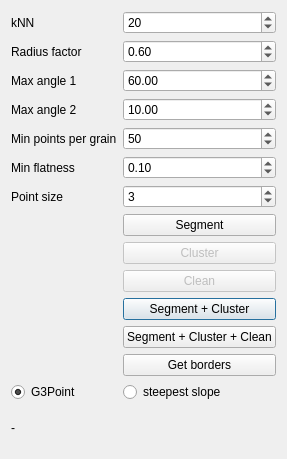
Qt form ui/qG3PointDialog.ui (p-leroy/qG3Point) before a commit.
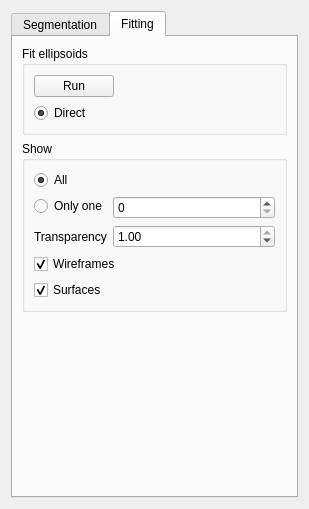
The same form after that commit.

Commit message:
abort handled properly in eigensolver, ui improvements + ellipsoidDistance implementation
Use of Geometric Tools Engine for ellipsoidDistance computation

What changed in the file:
```diff
--- a/ui/qG3PointDialog.ui
+++ b/ui/qG3PointDialog.ui
@@ -6,80 +6,28 @@
    <rect>
     <x>0</x>
     <y>0</y>
-    <width>281</width>
-    <height>459</height>
+    <width>303</width>
+    <height>509</height>
    </rect>
   </property>
   <property name="windowTitle">
    <string>Dialog</string>
   </property>
   <layout class="QGridLayout" name="gridLayout">
-   <item row="16" column="0" colspan="2">
-    <widget class="QLabel" name="labelCloud">
-     <property name="text">
-      <string>-</string>
-     </property>
-    </widget>
-   </item>
-   <item row="12" column="1">
-    <widget class="QPushButton" name="pushButtonSegmentCluster">
-     <property name="text">
-      <string>Segment + Cluster</string>
-     </property>
-    </widget>
-   </item>
-   <item row="4" column="0">
-    <widget class="QLabel" name="label_6">
-     <property name="text">
-      <string>Min points per grain</string>
-     </property>
-    </widget>
-   </item>
-   <item row="6" column="0">
-    <widget class="QLabel" name="label_3">
-     <property name="text">
-      <string>Point size</string>
-     </property>
-    </widget>
-   </item>
-   <item row="5" column="0">
-    <widget class="QLabel" name="label_7">
-     <property name="text">
-      <string>Min flatness</string>
-     </property>
-    </widget>
-   </item>
-   <item row="2" column="0">
-    <widget class="QLabel" name="label_2">
-     <property name="text">
-      <string>Max angle 1</string>
-     </property>
-    </widget>
-   </item>
-   <item row="15" column="0">
-    <widget class="QRadioButton" name="radioButtonG3Point">
-     <property name="text">
-      <string>G3Point</string>
-     </property>
-     <property name="checked">
-      <bool>true</bool>
-     </property>
-    </widget>
-   </item>
-   <item row="6" column="1">
-    <widget class="QSpinBox" name="spinBoxPointSize">
-     <property name="minimum">
+   <item row="0" column="0">
+    <widget class="QTabWidget" name="tabWidget">
+     <property name="currentIndex">
       <number>1</number>
      </property>
-     <property name="value">
-      <number>3</number>
-     </property>
-    </widget>
-   </item>
-   <item row="1" column="0">
-    <widget class="QLabel" name="label_4">
+     <widget class="QWidget" name="tab">
+      <attribute name="title">
+       <string>Segmentation</string>
+      </attribute>
+      <layout class="QFormLayout" name="formLayout">
+       <item row="0" column="0">
+        <widget class="QLabel" name="label">
      <property name="text">
-      <string>Radius factor</string>
+          <string>kNN</string>
      </property>
     </widget>
    </item>
@@ -96,13 +44,10 @@
      </property>
     </widget>
    </item>
-   <item row="4" column="1">
-    <widget class="QSpinBox" name="spinBoxNMin">
-     <property name="maximum">
-      <number>1000000000</number>
-     </property>
-     <property name="value">
-      <number>50</number>
+       <item row="1" column="0">
+        <widget class="QLabel" name="label_4">
+         <property name="text">
+          <string>Radius factor</string>
      </property>
     </widget>
    </item>
@@ -113,33 +58,10 @@
      </property>
     </widget>
    </item>
-   <item row="11" column="1">
-    <widget class="QPushButton" name="pushButtonClean">
-     <property name="enabled">
-      <bool>false</bool>
-     </property>
+       <item row="2" column="0">
+        <widget class="QLabel" name="label_2">
      <property name="text">
-      <string>Clean</string>
-     </property>
-    </widget>
-   </item>
-   <item row="9" column="1">
-    <widget class="QPushButton" name="pushButtonCluster">
-     <property name="enabled">
-      <bool>false</bool>
-     </property>
-     <property name="text">
-      <string>Cluster</string>
-     </property>
-    </widget>
-   </item>
-   <item row="5" column="1">
-    <widget class="QDoubleSpinBox" name="doubleSpinBoxMinFlatness">
-     <property name="singleStep">
-      <double>0.100000000000000</double>
-     </property>
-     <property name="value">
-      <double>0.100000000000000</double>
+          <string>Max angle 1</string>
      </property>
     </widget>
    </item>
@@ -159,20 +81,6 @@
      </property>
     </widget>
    </item>
-   <item row="15" column="1">
-    <widget class="QRadioButton" name="radioButtonSteepestSlope">
-     <property name="text">
-      <string>steepest slope</string>
-     </property>
-    </widget>
-   </item>
-   <item row="0" column="0">
-    <widget class="QLabel" name="label">
-     <property name="text">
-      <string>kNN</string>
-     </property>
-    </widget>
-   </item>
    <item row="3" column="0">
     <widget class="QLabel" name="label_5">
      <property name="text">
@@ -187,25 +95,246 @@
      </property>
     </widget>
    </item>
-   <item row="13" column="1">
-    <widget class="QPushButton" name="pushButtonSegmentClusterClean">
+       <item row="4" column="0">
+        <widget class="QLabel" name="label_6">
      <property name="text">
-      <string>Segment + Cluster + Clean</string>
+          <string>Min points per grain</string>
      </property>
     </widget>
    </item>
-   <item row="8" column="1">
+       <item row="4" column="1">
+        <widget class="QSpinBox" name="spinBoxNMin">
+         <property name="maximum">
+          <number>1000000000</number>
+         </property>
+         <property name="value">
+          <number>50</number>
+         </property>
+        </widget>
+       </item>
+       <item row="5" column="0">
+        <widget class="QLabel" name="label_7">
+         <property name="text">
+          <string>Min flatness</string>
+         </property>
+        </widget>
+       </item>
+       <item row="5" column="1">
+        <widget class="QDoubleSpinBox" name="doubleSpinBoxMinFlatness">
+         <property name="singleStep">
+          <double>0.100000000000000</double>
+         </property>
+         <property name="value">
+          <double>0.100000000000000</double>
+         </property>
+        </widget>
+       </item>
+       <item row="6" column="0">
+        <widget class="QLabel" name="label_3">
+         <property name="text">
+          <string>Point size</string>
+         </property>
+        </widget>
+       </item>
+       <item row="6" column="1">
+        <widget class="QSpinBox" name="spinBoxPointSize">
+         <property name="minimum">
+          <number>1</number>
+         </property>
+         <property name="value">
+          <number>3</number>
+         </property>
+        </widget>
+       </item>
+       <item row="7" column="1">
     <widget class="QPushButton" name="pushButtonSegment">
      <property name="text">
       <string>Segment</string>
      </property>
     </widget>
    </item>
-   <item row="14" column="1">
+       <item row="8" column="1">
+        <widget class="QPushButton" name="pushButtonCluster">
+         <property name="enabled">
+          <bool>false</bool>
+         </property>
+         <property name="text">
+          <string>Cluster</string>
+         </property>
+        </widget>
+       </item>
+       <item row="9" column="1">
+        <widget class="QPushButton" name="pushButtonClean">
+         <property name="enabled">
+          <bool>false</bool>
+         </property>
+         <property name="text">
+          <string>Clean</string>
+         </property>
+        </widget>
+       </item>
+       <item row="10" column="1">
+        <widget class="QPushButton" name="pushButtonSegmentCluster">
+         <property name="text">
+          <string>Segment + Cluster</string>
+         </property>
+        </widget>
+       </item>
+       <item row="11" column="1">
+        <widget class="QPushButton" name="pushButtonSegmentClusterClean">
+         <property name="text">
+          <string>Segment + Cluster + Clean</string>
+         </property>
+        </widget>
+       </item>
+       <item row="12" column="1">
     <widget class="QPushButton" name="pushButtonGetBorders">
      <property name="text">
       <string>Get borders</string>
      </property>
+        </widget>
+       </item>
+       <item row="13" column="0">
+        <widget class="QRadioButton" name="radioButtonG3Point">
+         <property name="text">
+          <string>G3Point</string>
+         </property>
+         <property name="checked">
+          <bool>true</bool>
+         </property>
+        </widget>
+       </item>
+       <item row="13" column="1">
+        <widget class="QRadioButton" name="radioButtonSteepestSlope">
+         <property name="text">
+          <string>steepest slope</string>
+         </property>
+        </widget>
+       </item>
+       <item row="14" column="0">
+        <widget class="QLabel" name="labelCloud">
+         <property name="text">
+          <string>-</string>
+         </property>
+        </widget>
+       </item>
+      </layout>
+     </widget>
+     <widget class="QWidget" name="tab_2">
+      <attribute name="title">
+       <string>Fitting</string>
+      </attribute>
+      <layout class="QVBoxLayout" name="verticalLayout">
+       <item>
+        <widget class="QGroupBox" name="groupBox_2">
+         <property name="title">
+          <string>Fit ellipsoids</string>
+         </property>
+         <layout class="QFormLayout" name="formLayout_2">
+          <item row="0" column="0">
+           <widget class="QPushButton" name="pushButtonFit">
+            <property name="text">
+             <string>Run</string>
+            </property>
+           </widget>
+          </item>
+          <item row="1" column="0">
+           <widget class="QRadioButton" name="radioButtonDirect">
+            <property name="text">
+             <string>Direct</string>
+            </property>
+            <property name="checked">
+             <bool>true</bool>
+            </property>
+           </widget>
+          </item>
+         </layout>
+        </widget>
+       </item>
+       <item>
+        <widget class="QGroupBox" name="groupBox">
+         <property name="title">
+          <string>Show</string>
+         </property>
+         <layout class="QFormLayout" name="formLayout_3">
+          <item row="0" column="0">
+           <widget class="QRadioButton" name="radioButtonAll">
+            <property name="text">
+             <string>All</string>
+            </property>
+            <property name="checked">
+             <bool>true</bool>
+            </property>
+           </widget>
+          </item>
+          <item row="1" column="0">
+           <widget class="QRadioButton" name="radioButtonOnlyOne">
+            <property name="text">
+             <string>Only one</string>
+            </property>
+           </widget>
+          </item>
+          <item row="1" column="1">
+           <widget class="QSpinBox" name="spinBoxOnlyOne"/>
+          </item>
+          <item row="2" column="0">
+           <widget class="QLabel" name="label_8">
+            <property name="text">
+             <string>Transparency</string>
+            </property>
+           </widget>
+          </item>
+          <item row="2" column="1">
+           <widget class="QDoubleSpinBox" name="doubleSpinBoxTransparency">
+            <property name="maximum">
+             <double>1.000000000000000</double>
+            </property>
+            <property name="singleStep">
+             <double>0.050000000000000</double>
+            </property>
+            <property name="value">
+             <double>1.000000000000000</double>
+            </property>
+           </widget>
+          </item>
+          <item row="3" column="0" colspan="2">
+           <widget class="QCheckBox" name="checkBoxWireframes">
+            <property name="text">
+             <string>Wireframes</string>
+            </property>
+            <property name="checked">
+             <bool>true</bool>
+            </property>
+           </widget>
+          </item>
+          <item row="4" column="0">
+           <widget class="QCheckBox" name="checkBoxSurfaces">
+            <property name="text">
+             <string>Surfaces</string>
+            </property>
+            <property name="checked">
+             <bool>true</bool>
+            </property>
+           </widget>
+          </item>
+         </layout>
+        </widget>
+       </item>
+       <item>
+        <spacer name="verticalSpacer">
+         <property name="orientation">
+          <enum>Qt::Vertical</enum>
+         </property>
+         <property name="sizeHint" stdset="0">
+          <size>
+           <width>20</width>
+           <height>40</height>
+          </size>
+         </property>
+        </spacer>
+       </item>
+      </layout>
+     </widget>
     </widget>
    </item>
   </layout>
```
Lines whose indentation alone changed are shown as unchanged. The commit also changes 7 other files.
